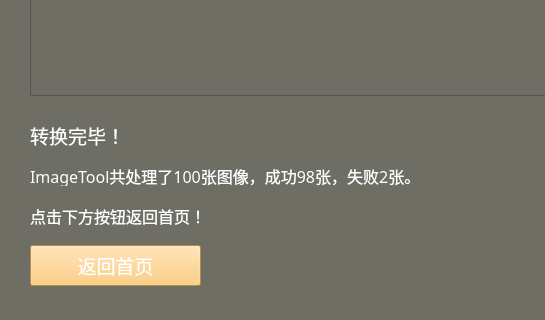
Qt form CompressProcess.ui (liyuxuan2003/ImageTool) before a commit; both pictures show x 0 to 545 and y 355 to 675 of the 1200 by 675 pixel window.
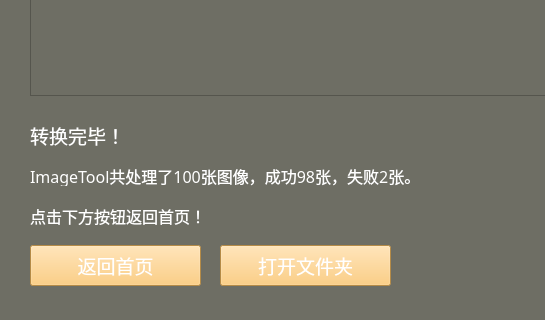
The same form after that commit. Icons and pictures are not drawn.

```diff
--- a/CompressProcess.ui
+++ b/CompressProcess.ui
@@ -250,6 +250,28 @@
     <string>转换完毕！</string>
    </property>
   </widget>
+  <widget class="QPushButton" name="pushButtonOpen">
+   <property name="geometry">
+    <rect>
+     <x>220</x>
+     <y>600</y>
+     <width>171</width>
+     <height>41</height>
+    </rect>
+   </property>
+   <property name="font">
+    <font>
+     <family>等线</family>
+     <pointsize>14</pointsize>
+    </font>
+   </property>
+   <property name="styleSheet">
+    <string notr="true">background-color: rgb(253, 195, 99);</string>
+   </property>
+   <property name="text">
+    <string>打开文件夹</string>
+   </property>
+  </widget>
  </widget>
  <resources/>
  <connections/>
```
